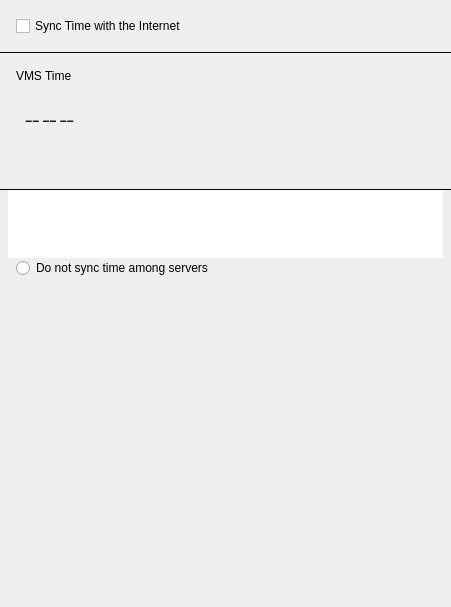
First picture: the form in vms/client/nx_vms_client_desktop/src/nx/vms/client/desktop/system_administration/widgets/time_synchronization_widget.ui, repository networkoptix/nx_open, before the edit.
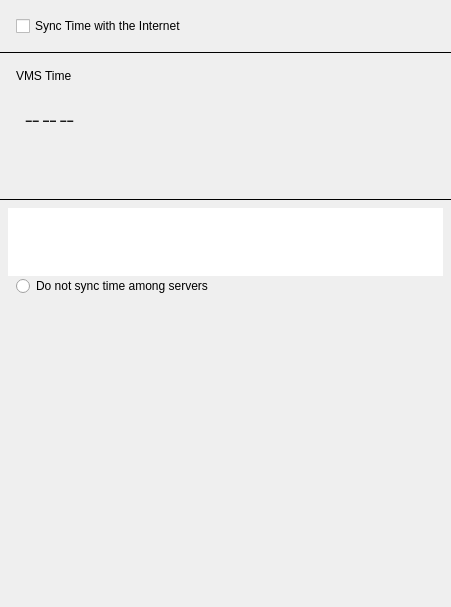
Second picture: the form after the edit. Custom widgets are drawn as their Qt base class.

Commit message:
MS-12238: Time Synchronization style fixes
<==== Mercurial data ====>
Branch: vms_4.0_gui

Diff of the .ui file:
```diff
--- a/vms/client/nx_vms_client_desktop/src/nx/vms/client/desktop/system_administration/widgets/time_synchronization_widget.ui
+++ b/vms/client/nx_vms_client_desktop/src/nx/vms/client/desktop/system_administration/widgets/time_synchronization_widget.ui
@@ -176,6 +176,18 @@
       </item>
       <item>
        <widget class="nx::vms::client::desktop::InfoBanner" name="statusLabel">
+        <property name="minimumSize">
+         <size>
+          <width>0</width>
+          <height>24</height>
+         </size>
+        </property>
+        <property name="maximumSize">
+         <size>
+          <width>16777215</width>
+          <height>24</height>
+         </size>
+        </property>
         <property name="text">
          <string notr="true">&lt;Status text&gt;</string>
         </property>
@@ -200,6 +212,22 @@
      </property>
     </widget>
    </item>
+   <item>
+    <spacer name="verticalSpacer_2">
+     <property name="orientation">
+      <enum>Qt::Vertical</enum>
+     </property>
+     <property name="sizeType">
+      <enum>QSizePolicy::Fixed</enum>
+     </property>
+     <property name="sizeHint" stdset="0">
+      <size>
+       <width>20</width>
+       <height>8</height>
+      </size>
+     </property>
+    </spacer>
+   </item>
    <item>
     <widget class="QStackedWidget" name="detailsWidget">
      <property name="currentIndex">
```
Left out of the diff: 1 changed line with no effect on the pictures. The commit also changes 1 other file.
